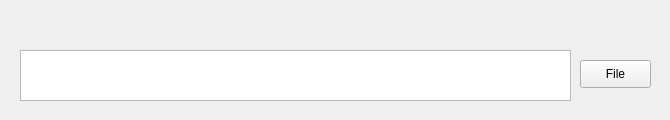
Qt form test1/audiowindowwidget.ui (NullBrainer/AmishMediaPlayer) before a commit.
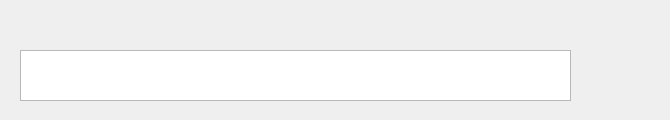
The same form after that commit.

Diff of the .ui file:
```diff
--- a/test1/audiowindowwidget.ui
+++ b/test1/audiowindowwidget.ui
@@ -23,19 +23,6 @@
     </rect>
    </property>
   </widget>
-  <widget class="QPushButton" name="FileButton">
-   <property name="geometry">
-    <rect>
-     <x>580</x>
-     <y>60</y>
-     <width>71</width>
-     <height>28</height>
-    </rect>
-   </property>
-   <property name="text">
-    <string>File</string>
-   </property>
-  </widget>
   <action name="actiononMediaSwitch">
    <property name="text">
     <string>onMediaSwitch</string>
```
